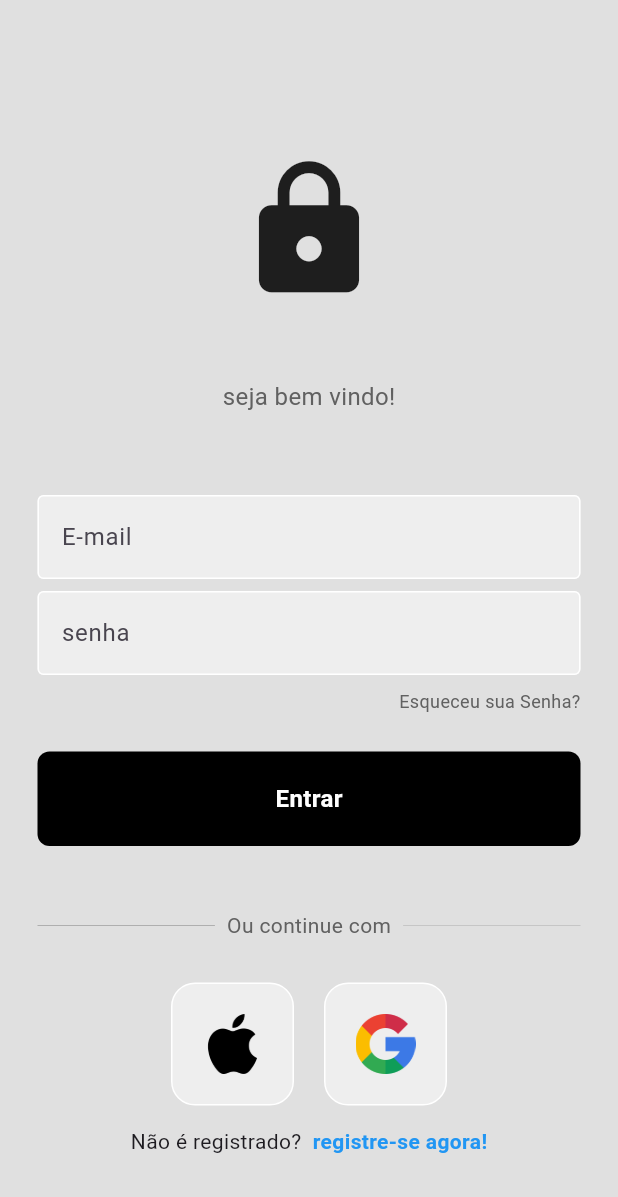
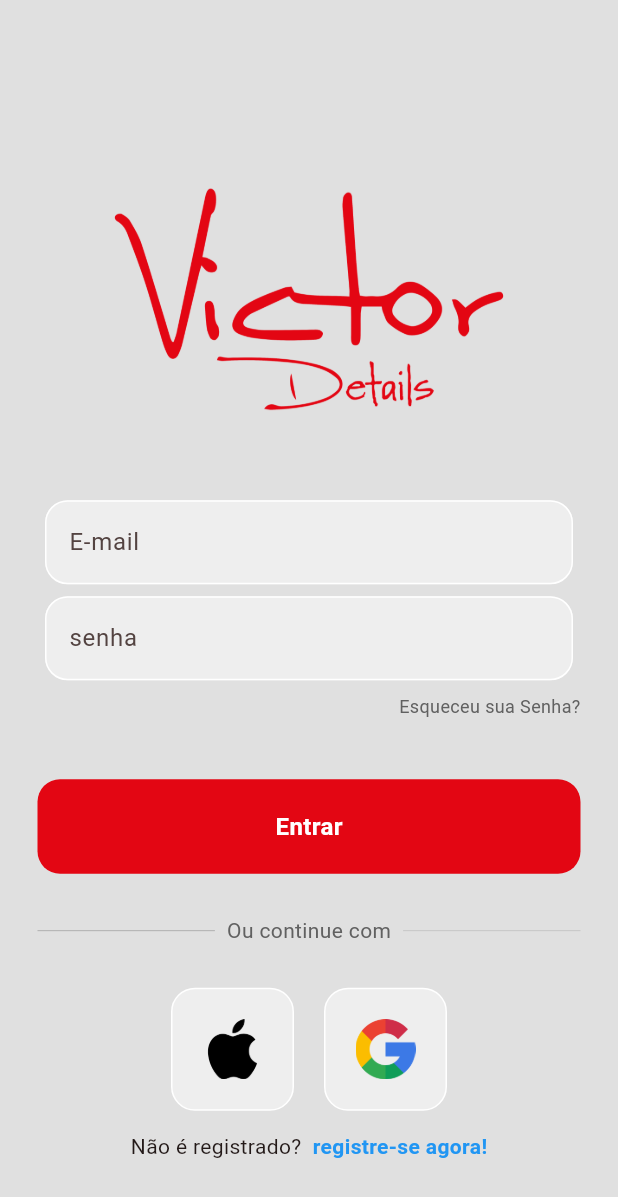
Before and after one commit to LucaAguiarOP/VictorDetails-Flutter, a Flutter app: the screen it shows after launch, on a phone screen of 412 x 824 dp. Shown: the top 1197 px of the screen. Run offline on Flutter 3.47's test engine with Material 3 defaults, Android fonts, the phone set to English and light mode, and no system bars; our stand-ins replace firebase_auth, firebase_core, google_nav_bar, iconsax; accounts and stored records are empty.

Commit message:
LoginPageView updated

```diff
--- a/lib/src/components/imagebutton.dart
+++ b/lib/src/components/imagebutton.dart
@@ -10,7 +10,7 @@ class ImageButton extends StatelessWidget {
   @override
   Widget build(BuildContext context) {
     return Container(
-      padding: EdgeInsets.all(20),
+      padding: const EdgeInsets.all(20),
       decoration: BoxDecoration(
         border: Border.all(color: Colors.white),
         borderRadius: BorderRadius.circular(16),
--- a/lib/src/components/loginbutton.dart
+++ b/lib/src/components/loginbutton.dart
@@ -13,11 +13,11 @@ class MyButton extends StatelessWidget {
         padding: EdgeInsets.all(20),
         margin: EdgeInsets.symmetric(horizontal: 25),
         decoration: BoxDecoration(
-          color: Colors.black,
-          borderRadius: BorderRadius.circular(8),
+          color: const Color(0xFFE30613),
+          borderRadius: BorderRadius.circular(15),
         ),
-        child: Center(
-            child: Text(
+        child: const Center(
+             child: Text(
           'Entrar',
           style: TextStyle(
             color: Colors.white,
--- a/lib/src/components/textfield.dart
+++ b/lib/src/components/textfield.dart
@@ -15,16 +15,19 @@ class MyTextField extends StatelessWidget {
   @override
   Widget build(BuildContext context) {
     return Padding(
-      padding: const EdgeInsets.symmetric(horizontal: 25.0, vertical: 4),
+      padding: const EdgeInsets.symmetric(horizontal: 30.0, vertical: 4),
       child: TextField(
         obscureText: obscureText,
         controller: controller,
         decoration: InputDecoration(
           enabledBorder: const OutlineInputBorder(
             borderSide: BorderSide(color: Colors.white),
+            borderRadius: BorderRadius.all(Radius.circular(15)),
           ),
           focusedBorder: OutlineInputBorder(
             borderSide: BorderSide(color: Colors.grey.shade400),
+            borderRadius: const BorderRadius.all(Radius.circular(15)),
+
           ),
           fillColor: Colors.grey.shade200,
           filled: true,
--- a/lib/src/login_page.dart
+++ b/lib/src/login_page.dart
@@ -5,7 +5,7 @@ import 'package:victordetailsflutter/src/components/loginbutton.dart';
 import 'package:victordetailsflutter/src/components/textfield.dart';
 
 class LoginPage extends StatefulWidget {
-  LoginPage({super.key});
+  const LoginPage({super.key});
 
   @override
   State<LoginPage> createState() => _LoginPageState();
@@ -16,7 +16,7 @@ class _LoginPageState extends State<LoginPage> {
 
   final passwordController = TextEditingController();
 
-  void SignUserIn() async {
+  void signUserIn() async {
     showDialog(
       context: context,
       builder: (context) {
@@ -31,18 +31,57 @@ class _LoginPageState extends State<LoginPage> {
         email: emailController.text,
         password: passwordController.text,
       );
+      Navigator.pop(context);
     } on FirebaseAuthException catch (e) {
-
-
       if (e.code == 'user-not-found') {
         wrongEmailMessage();
-      } else if (e.code == 'wrong-password') {
-        wrongPassMessage();
+      } else if (emailController.text == '') {
+        emptyEmailMessage();
+      } else if (emailController.text == '' && passwordController.text == '') {
+        wrongEmailandPassMessage();
+      } else if (emailController.text == '') {
+        emptyEmailMessage();
       }
+
+      //   } else if (e.code == 'wrong-password') {
+      //     wrongPassMessage();
     }
   }
 
   void wrongEmailMessage() {
+    showDialog(
+      context: context,
+      builder: (context) {
+        return const AlertDialog(
+          title: Text('Email incorreto'),
+        );
+      },
+    );
+  }
+
+  void wrongEmailandPassMessage() {
+    showDialog(
+      context: context,
+      builder: (context) {
+        return const AlertDialog(
+          title: Text('Email e senhas'),
+        );
+      },
+    );
+  }
+
+  void emptyEmailMessage() {
+    showDialog(
+      context: context,
+      builder: (context) {
+        return const AlertDialog(
+          title: Text('Email vazio'),
+        );
+      },
+    );
+  }
+
+  void emptyPassMessage() {
     showDialog(
       context: context,
       builder: (context) {
@@ -52,7 +91,6 @@ class _LoginPageState extends State<LoginPage> {
       },
     );
   }
-
 
   void wrongPassMessage() {
     showDialog(
@@ -75,19 +113,11 @@ class _LoginPageState extends State<LoginPage> {
             mainAxisAlignment: MainAxisAlignment.center,
             children: [
               const SizedBox(height: 50),
-              const Icon(
-                Icons.lock,
-                size: 100,
+              Image.asset(
+                'lib/src/images/logovitor.png',
+                height: 200,
               ),
-              const SizedBox(height: 50),
-              Text(
-                'seja bem vindo!',
-                style: TextStyle(
-                  color: Colors.grey[700],
-                  fontSize: 16,
-                ),
-              ),
-              const SizedBox(height: 50),
+              const SizedBox(height: 30),
               MyTextField(
                 controller: emailController,
                 obscureText: false,
@@ -114,9 +144,9 @@ class _LoginPageState extends State<LoginPage> {
                   ],
                 ),
               ),
-              const SizedBox(height: 25),
-              MyButton(onTap: SignUserIn),
-              const SizedBox(height: 35),
+              const SizedBox(height: 40),
+              MyButton(onTap: signUserIn),
+              const SizedBox(height: 20),
               Padding(
                 padding: const EdgeInsets.symmetric(horizontal: 25.0),
                 child: Row(
--- a/lib/src/main.dart
+++ b/lib/src/main.dart
@@ -1,6 +1,5 @@
 import 'package:flutter/material.dart';
 import 'package:victordetailsflutter/src/auth_page.dart';
-import 'package:victordetailsflutter/src/login_page.dart';
 import 'package:firebase_core/firebase_core.dart';
 import 'firebase_options.dart';
 
@@ -19,9 +18,12 @@ class MyApp extends StatelessWidget {
 
   @override
   Widget build(BuildContext context) {
-    return const MaterialApp(
+    return MaterialApp(
       debugShowCheckedModeBanner: false,
-      home: AuthPage(),
+      home: const AuthPage(),
+      theme: ThemeData(
+        colorScheme: ColorScheme.fromSeed(seedColor: Color(0xFFE30613)),
+      ),
     );
   }
 }
--- a/lib/src/nav_tab.dart
+++ b/lib/src/nav_tab.dart
@@ -41,7 +41,7 @@ class _NavTabState extends State<NavTab> {
             onTabChange: _navigationBar,
             backgroundColor: Colors.black,
             color: Colors.white,
-            activeColor: Color.fromARGB(255, 200, 0, 0),
+            activeColor: Color(0xFFE30613),
             tabBackgroundColor: Colors.grey.shade900,
             gap: 10,
             padding: EdgeInsets.all(12),
```
Also changed, not shown: lib/src/images/logovitor.png (added).
